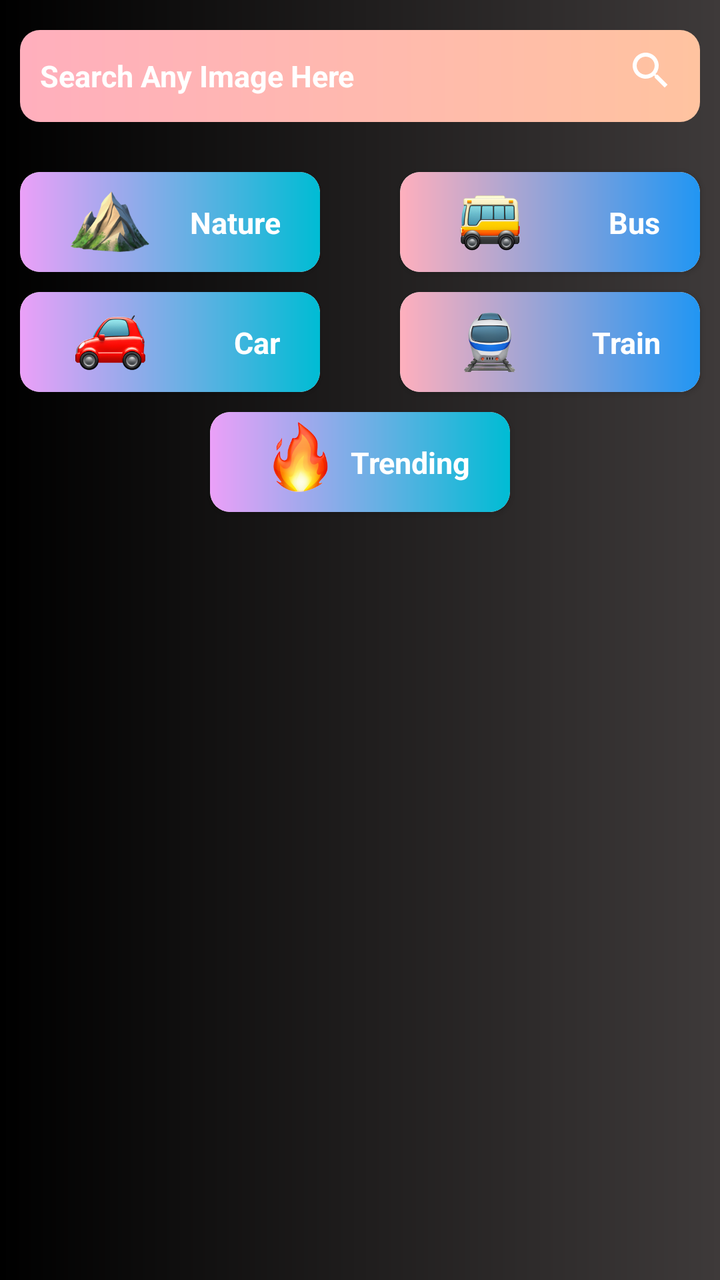
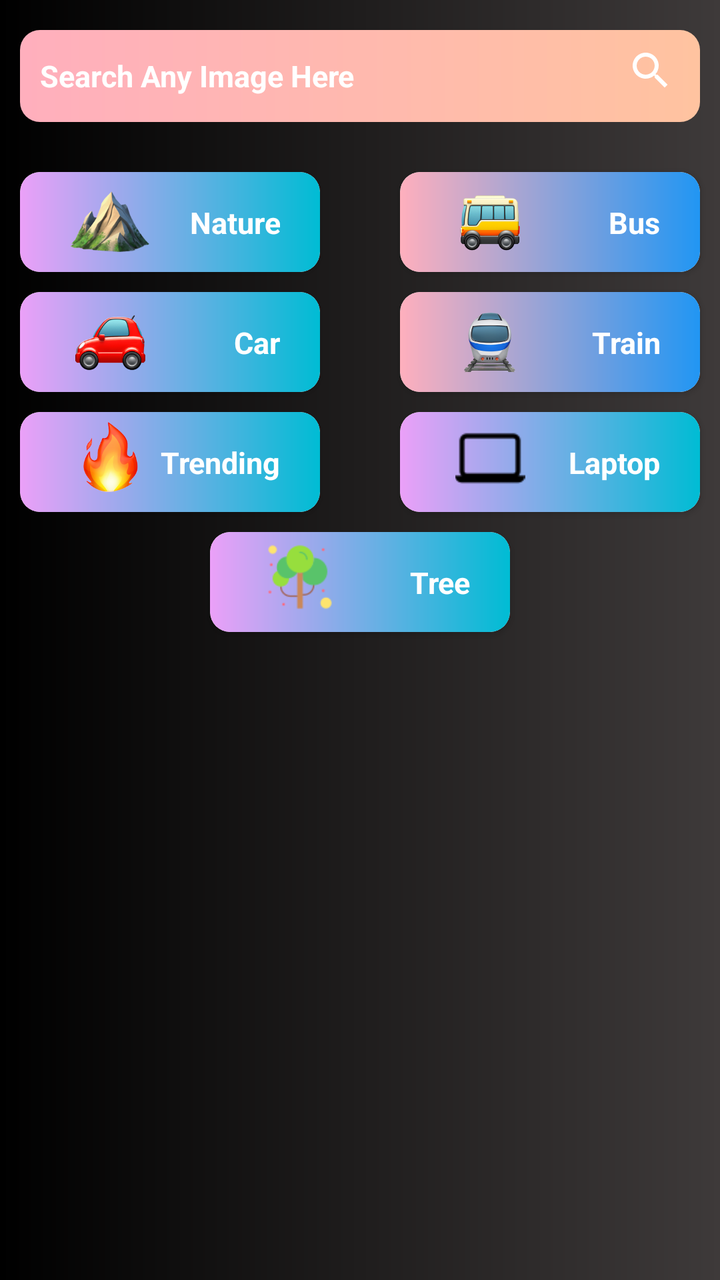

The first picture is an Android layout as it rendered before a commit; the second is the same layout after the commit. The layout source and the unified diff follow.
<!-- AndroidManifest.xml: application theme Theme.WallpaperApiApp -->
<!-- res/layout/activity_main.xml -->
<?xml version="1.0" encoding="utf-8"?>
<RelativeLayout xmlns:android="http://schemas.android.com/apk/res/android"
    xmlns:app="http://schemas.android.com/apk/res-auto"
    xmlns:tools="http://schemas.android.com/tools"
    android:id="@+id/main"
    android:layout_width="match_parent"
    android:layout_height="match_parent"
    android:background="@drawable/bg"
    tools:context=".MainActivity">

   <LinearLayout
       android:layout_width="match_parent"
       android:layout_height="wrap_content"
       android:layout_margin="10dp"
       android:id="@+id/searchlayout"
       android:orientation="horizontal">

       <EditText
           android:layout_width="match_parent"
           android:layout_height="46dp"
           android:hint="Search Any Image Here"
           android:padding="10dp"
           android:textColor="@color/white"
           android:textColorHint="@color/white"
           android:layout_marginTop="5dp"
           android:background="@drawable/gradient"
           android:textStyle="bold"
           android:textSize="15sp"
           android:id="@+id/edittext"/>

       <ImageButton
           android:layout_width="50dp"
           android:layout_height="50dp"
           android:layout_gravity="center"
           android:src="@drawable/baseline_search_24"
           android:id="@+id/search"
           android:background="@android:color/transparent"
           app:tint="@color/white"
           android:layout_marginLeft="-50dp"
           ></ImageButton>

   </LinearLayout>

    <LinearLayout
        android:layout_width="match_parent"
        android:layout_height="wrap_content"
        android:layout_marginTop="10dp"
        android:layout_below="@+id/searchlayout"
        android:id="@+id/bottomlayout"
        android:orientation="vertical"
        >
        <LinearLayout
            android:layout_width="match_parent"
            android:layout_height="wrap_content"
            android:gravity="center"
            android:layout_marginLeft="5dp"
            android:layout_marginRight="5dp"
            android:orientation="horizontal"
            >
            <androidx.cardview.widget.CardView
                android:layout_width="150dp"
                android:layout_height="50dp"
                android:id="@+id/nature"
                android:layout_marginLeft="20dp"
                android:layout_marginRight="20dp"
                android:layout_marginTop="5dp"
                android:layout_marginBottom="5dp"
                app:cardCornerRadius="10dp"
                >

                <TextView
                    android:layout_width="match_parent"
                    android:layout_height="match_parent"
                    android:text="Nature"
                    android:paddingRight="20dp"
                    android:paddingTop="15dp"
                    android:textColor="@color/white"
                    android:background="@drawable/gredientbg"
                    android:gravity="end"
                    android:textStyle="bold"
                    android:textSize="15sp"
                    />
                
                <ImageView
                    android:layout_width="50dp"
                    android:layout_height="40dp"
                    android:layout_marginLeft="20dp"

                    android:src="@drawable/mountain"/>

            </androidx.cardview.widget.CardView>
            <androidx.cardview.widget.CardView
                android:layout_width="150dp"
                android:layout_height="50dp"
                android:id="@+id/Bus"
                android:layout_marginLeft="20dp"
                android:layout_marginRight="20dp"
                android:layout_marginTop="5dp"
                android:layout_marginBottom="5dp"
                app:cardCornerRadius="10dp"
                >

                <TextView
                    android:layout_width="match_parent"
                    android:layout_height="match_parent"
                    android:text="Bus"
                    android:paddingRight="20dp"
                    android:paddingTop="15dp"
                    android:textColor="@color/white"
                    android:background="@drawable/gradientbus"
                    android:gravity="end"
                    android:textStyle="bold"
                    android:textSize="15sp"
                    />

                <ImageView
                    android:layout_width="50dp"
                    android:layout_height="30dp"
                    android:layout_marginLeft="20dp"
                    android:layout_marginTop="10dp"

                    android:src="@drawable/bus"/>

            </androidx.cardview.widget.CardView>


        </LinearLayout>
        <LinearLayout
            android:layout_width="match_parent"
            android:layout_height="wrap_content"
            android:gravity="center"
            android:layout_marginLeft="5dp"
            android:layout_marginRight="5dp"
            android:orientation="horizontal"
            >
            <androidx.cardview.widget.CardView
                android:layout_width="150dp"
                android:layout_height="50dp"
                android:id="@+id/car"
                android:layout_marginLeft="20dp"
                android:layout_marginRight="20dp"
                android:layout_marginTop="5dp"
                android:layout_marginBottom="5dp"
                app:cardCornerRadius="10dp"
                >

                <TextView
                    android:layout_width="match_parent"
                    android:layout_height="match_parent"
                    android:text="Car"
                    android:paddingRight="20dp"
                    android:paddingTop="15dp"
                    android:textColor="@color/white"
                    android:background="@drawable/gredientbg"
                    android:gravity="end"
                    android:textStyle="bold"
                    android:textSize="15sp"
                    />

                <ImageView
                    android:layout_width="50dp"
                    android:layout_height="35dp"
                    android:layout_marginTop="5dp"
                    android:layout_marginLeft="20dp"

                    android:src="@drawable/car"/>

            </androidx.cardview.widget.CardView>
            <androidx.cardview.widget.CardView
                android:layout_width="150dp"
                android:layout_height="50dp"
                android:id="@+id/train"
                android:layout_marginLeft="20dp"
                android:layout_marginRight="20dp"
                android:layout_marginTop="5dp"
                android:layout_marginBottom="5dp"
                app:cardCornerRadius="10dp"
                >

                <TextView
                    android:layout_width="match_parent"
                    android:layout_height="match_parent"
                    android:text="Train"
                    android:paddingRight="20dp"
                    android:paddingTop="15dp"
                    android:textColor="@color/white"
                    android:background="@drawable/gradientbus"
                    android:gravity="end"
                    android:textStyle="bold"
                    android:textSize="15sp"
                    />

                <ImageView
                    android:layout_width="50dp"
                    android:layout_height="30dp"
                    android:layout_marginLeft="20dp"
                    android:layout_marginTop="10dp"

                    android:src="@drawable/train2"/>

            </androidx.cardview.widget.CardView>


        </LinearLayout>
        <LinearLayout
            android:layout_width="match_parent"
            android:layout_height="wrap_content"
            android:gravity="center"
            android:layout_marginLeft="5dp"
            android:layout_marginRight="5dp"
            android:orientation="horizontal"
            >
            <androidx.cardview.widget.CardView
                android:layout_width="150dp"
                android:layout_height="50dp"
                android:id="@+id/trending"
                android:layout_marginLeft="20dp"
                android:layout_marginRight="20dp"
                android:layout_marginTop="5dp"
                android:layout_marginBottom="5dp"
                app:cardCornerRadius="10dp"
                >

                <TextView
                    android:layout_width="match_parent"
                    android:layout_height="match_parent"
                    android:text="Trending"
                    android:paddingRight="20dp"
                    android:paddingTop="15dp"
                    android:textColor="@color/white"
                    android:background="@drawable/gredientbg"
                    android:gravity="end"
                    android:textStyle="bold"
                    android:textSize="15sp"
                    />

                <ImageView
                    android:layout_width="50dp"
                    android:layout_height="35dp"
                    android:layout_marginTop="5dp"
                    android:layout_marginLeft="20dp"

                    android:src="@drawable/fire"/>

            </androidx.cardview.widget.CardView>


        </LinearLayout>

    </LinearLayout>

    <androidx.recyclerview.widget.RecyclerView
        android:layout_width="match_parent"
        android:layout_height="match_parent"
        android:id="@+id/recyclerview"
        android:layout_below="@+id/bottomlayout"
        />
</RelativeLayout>
<!-- resources referenced by this layout -->
<resources>
  <color name="white">#FFFFFFFF</color>
  <!-- drawable baseline_search_24 (drawable) -->
  <vector xmlns:android="http://schemas.android.com/apk/res/android" android:height="24dp" android:tint="#000000" android:viewportHeight="24" android:viewportWidth="24" android:width="24dp">
        
      <path android:fillColor="@android:color/white" android:pathData="M15.5,14h-0.79l-0.28,-0.27C15.41,12.59 16,11.11 16,9.5 16,5.91 13.09,3 9.5,3S3,5.91 3,9.5 5.91,16 9.5,16c1.61,0 3.09,-0.59 4.23,-1.57l0.27,0.28v0.79l5,4.99L20.49,19l-4.99,-5zM9.5,14C7.01,14 5,11.99 5,9.5S7.01,5 9.5,5 14,7.01 14,9.5 11.99,14 9.5,14z"/>
      
  </vector>
  <!-- drawable bg (drawable) -->
  <?xml version="1.0" encoding="utf-8"?>
  <shape  xmlns:android="http://schemas.android.com/apk/res/android">
  <gradient android:startColor="@color/black"
      android:endColor="#3E3A3A"/>
  </shape>
  <!-- drawable bus: png bitmap (drawable, 31330 bytes) -->
  <!-- drawable car: png bitmap (drawable, 23599 bytes) -->
  <!-- drawable fire: png bitmap (drawable, 19777 bytes) -->
  <!-- drawable gradient (drawable) -->
  <?xml version="1.0" encoding="utf-8"?>
  <shape android:shape="rectangle" xmlns:android="http://schemas.android.com/apk/res/android">
  
      <gradient android:startColor="#FFAFBD"
          android:endColor="#FFC3A0"/>
      <corners android:radius="10dp"/>
  </shape>
  <!-- drawable gradientbus (drawable) -->
  <?xml version="1.0" encoding="utf-8"?>
  <shape android:shape="rectangle" xmlns:android="http://schemas.android.com/apk/res/android">
  
      <gradient android:startColor="#FFAFBD"
          android:endColor="#2196F3"/>
      <corners android:radius="10dp"/>
  </shape>
  <!-- drawable gredientbg (drawable) -->
  <?xml version="1.0" encoding="utf-8"?>
  <shape android:shape="rectangle" xmlns:android="http://schemas.android.com/apk/res/android">
  
      <gradient android:startColor="#EBA0F8"
          android:endColor="#00BCD4"/>
      <corners android:radius="10dp"/>
  </shape>
  <!-- drawable mountain: png bitmap (drawable, 26246 bytes) -->
  <!-- drawable train2: png bitmap (drawable, 27512 bytes) -->
  <style name="Theme.WallpaperApiApp" parent="Base.Theme.WallpaperApiApp" />
  <color name="black">#FF000000</color>
  <style name="Base.Theme.WallpaperApiApp" parent="Theme.Material3.DayNight.NoActionBar">
          
          
      </style>
</resources>

<!-- the commit's change to res/layout/activity_main.xml (unified diff, before → after) -->
@@ -166,6 +166,8 @@
                     android:src="@drawable/car"/>
 
             </androidx.cardview.widget.CardView>
+
+
             <androidx.cardview.widget.CardView
                 android:layout_width="150dp"
                 android:layout_height="50dp"
@@ -199,6 +201,88 @@
                     android:src="@drawable/train2"/>
 
             </androidx.cardview.widget.CardView>
+
+
+        </LinearLayout>
+
+
+        <LinearLayout
+            android:layout_width="match_parent"
+            android:layout_height="wrap_content"
+            android:gravity="center"
+            android:layout_marginLeft="5dp"
+            android:layout_marginRight="5dp"
+            android:orientation="horizontal"
+            >
+            <androidx.cardview.widget.CardView
+                android:layout_width="150dp"
+                android:layout_height="50dp"
+                android:id="@+id/trending"
+                android:layout_marginLeft="20dp"
+                android:layout_marginRight="20dp"
+                android:layout_marginTop="5dp"
+                android:layout_marginBottom="5dp"
+                app:cardCornerRadius="10dp"
+                >
+
+                <TextView
+                    android:layout_width="match_parent"
+                    android:layout_height="match_parent"
+                    android:text="Trending"
+                    android:paddingRight="20dp"
+                    android:paddingTop="15dp"
+                    android:textColor="@color/white"
+                    android:background="@drawable/gredientbg"
+                    android:gravity="end"
+                    android:textStyle="bold"
+                    android:textSize="15sp"
+                    />
+
+                <ImageView
+                    android:layout_width="50dp"
+                    android:layout_height="35dp"
+                    android:layout_marginTop="5dp"
+                    android:layout_marginLeft="20dp"
+
+                    android:src="@drawable/fire"/>
+
+            </androidx.cardview.widget.CardView>
+
+            <androidx.cardview.widget.CardView
+                android:layout_width="150dp"
+                android:layout_height="50dp"
+                android:id="@+id/laptop"
+                android:layout_marginLeft="20dp"
+                android:layout_marginRight="20dp"
+                android:layout_marginTop="5dp"
+                android:layout_marginBottom="5dp"
+                app:cardCornerRadius="10dp"
+                >
+
+                <TextView
+                    android:layout_width="match_parent"
+                    android:layout_height="match_parent"
+                    android:text="Laptop"
+                    android:paddingRight="20dp"
+                    android:paddingTop="15dp"
+                    android:textColor="@color/white"
+                    android:background="@drawable/gredientbg"
+                    android:gravity="end"
+                    android:textStyle="bold"
+                    android:textSize="15sp"
+                    />
+
+                <ImageView
+                    android:layout_width="50dp"
+                    android:layout_height="35dp"
+                    android:layout_marginTop="5dp"
+                    android:layout_marginLeft="20dp"
+
+                    android:src="@drawable/laptop"/>
+
+            </androidx.cardview.widget.CardView>
+
+
 
 
         </LinearLayout>
@@ -210,21 +294,23 @@
             android:layout_marginRight="5dp"
             android:orientation="horizontal"
             >
-            <androidx.cardview.widget.CardView
-                android:layout_width="150dp"
-                android:layout_height="50dp"
-                android:id="@+id/trending"
-                android:layout_marginLeft="20dp"
-                android:layout_marginRight="20dp"
-                android:layout_marginTop="5dp"
-                android:layout_marginBottom="5dp"
-                app:cardCornerRadius="10dp"
-                >
-
-                <TextView
-                    android:layout_width="match_parent"
-                    android:layout_height="match_parent"
-                    android:text="Trending"
+
+
+            <androidx.cardview.widget.CardView
+                android:layout_width="150dp"
+                android:layout_height="50dp"
+                android:id="@+id/tree"
+                android:layout_marginLeft="20dp"
+                android:layout_marginRight="20dp"
+                android:layout_marginTop="5dp"
+                android:layout_marginBottom="5dp"
+                app:cardCornerRadius="10dp"
+                >
+
+                <TextView
+                    android:layout_width="match_parent"
+                    android:layout_height="match_parent"
+                    android:text="Tree"
                     android:paddingRight="20dp"
                     android:paddingTop="15dp"
                     android:textColor="@color/white"
@@ -240,9 +326,11 @@
                     android:layout_marginTop="5dp"
                     android:layout_marginLeft="20dp"
 
-                    android:src="@drawable/fire"/>
-
-            </androidx.cardview.widget.CardView>
+                    android:src="@drawable/tree"/>
+
+            </androidx.cardview.widget.CardView>
+
+
 
 
         </LinearLayout>
<!-- resource entries referenced after the edit -->
@@ -40,8 +40,10 @@
           android:endColor="#00BCD4"/>
       <corners android:radius="10dp"/>
   </shape>
+  <!-- drawable laptop: png bitmap (drawable, 381 bytes) -->
   <!-- drawable mountain: png bitmap (drawable, 26246 bytes) -->
   <!-- drawable train2: png bitmap (drawable, 27512 bytes) -->
+  <!-- drawable tree: png bitmap (drawable, 2239 bytes) -->
   <style name="Theme.WallpaperApiApp" parent="Base.Theme.WallpaperApiApp" />
   <color name="black">#FF000000</color>
   <style name="Base.Theme.WallpaperApiApp" parent="Theme.Material3.DayNight.NoActionBar">
